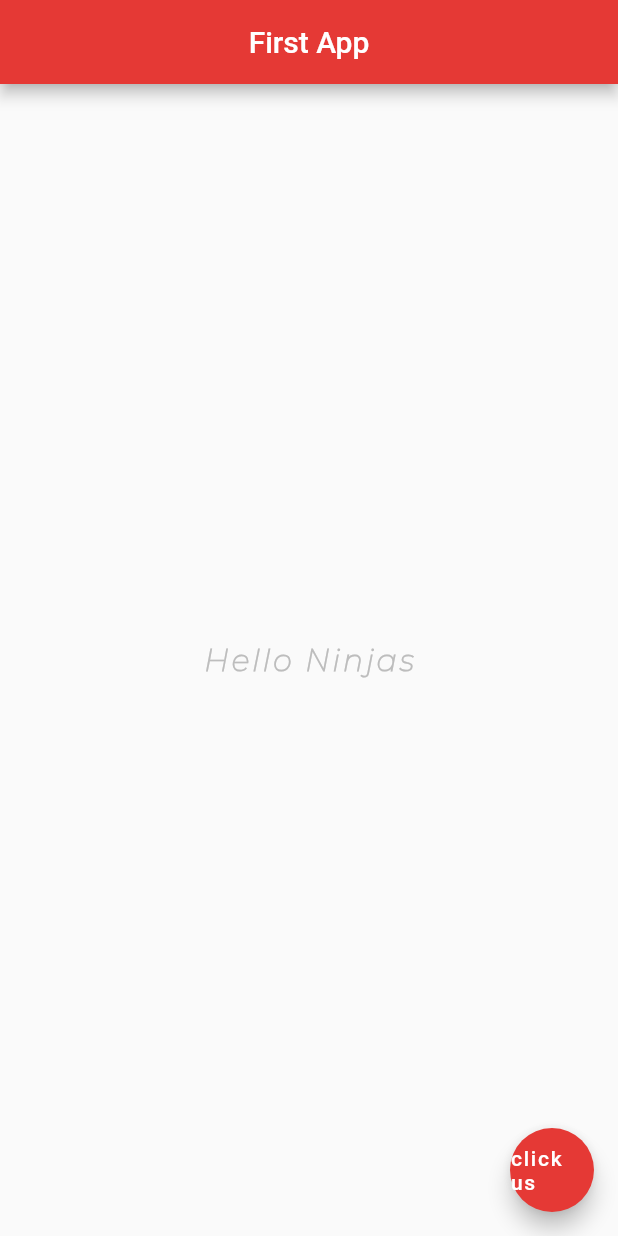
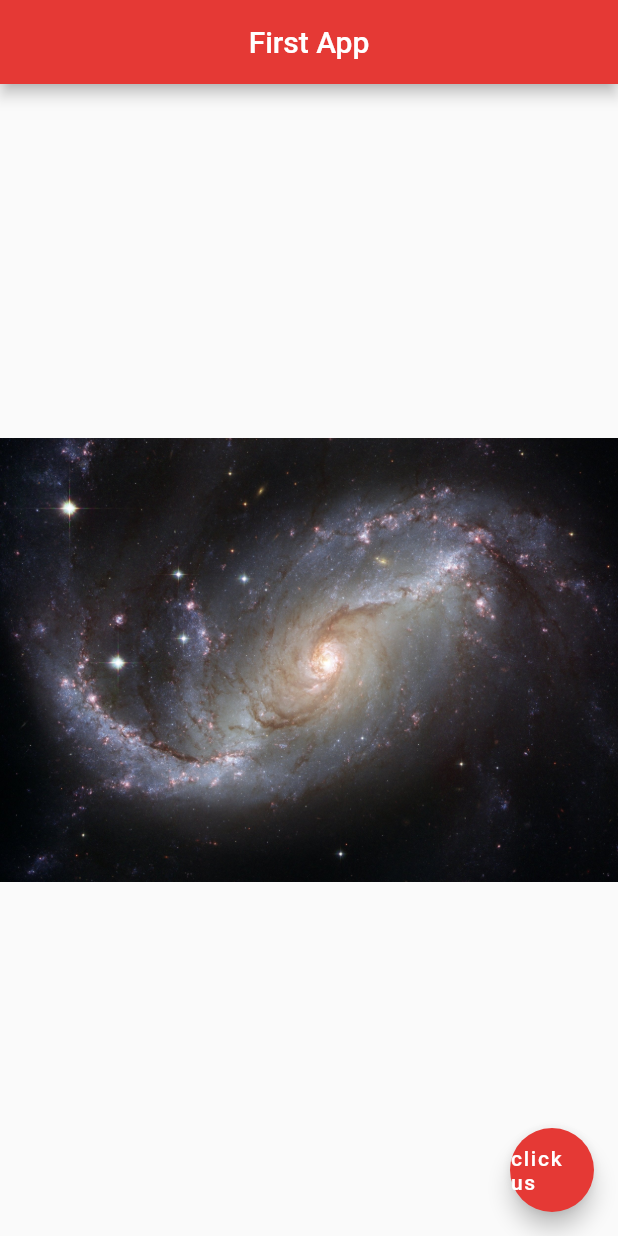
Before and after one commit to Davisdavy/flutter-test, a Flutter app: the screen it shows after launch, on a phone screen of 412 x 824 dp. Run offline on Flutter 3.47's test engine with Material 2 defaults, Android fonts, the phone set to English and light mode, and no system bars.

Commit message:
Configure assset folder dependency

```diff
--- a/lib/main.dart
+++ b/lib/main.dart
@@ -16,16 +16,7 @@ class Home extends StatelessWidget {
         backgroundColor: Colors.red[600],
       ),
       body: Center(
-        child: Text(
-          'Hello Ninjas',
-          style: TextStyle(
-            fontFamily: 'Montserrat',
-            fontSize: 20.0,
-            fontWeight: FontWeight.bold,
-            letterSpacing: 2.0,
-            color: Colors.grey[400],
-          ),
-        ),
+        child: Image.asset('assets/space1.jpg')
       ),
       floatingActionButton: FloatingActionButton(
         onPressed: () {},
```
Also changed, not shown: pubspec.yaml (+4 -5 lines), assets/space.jpg (added), assets/space1.jpg (added).
